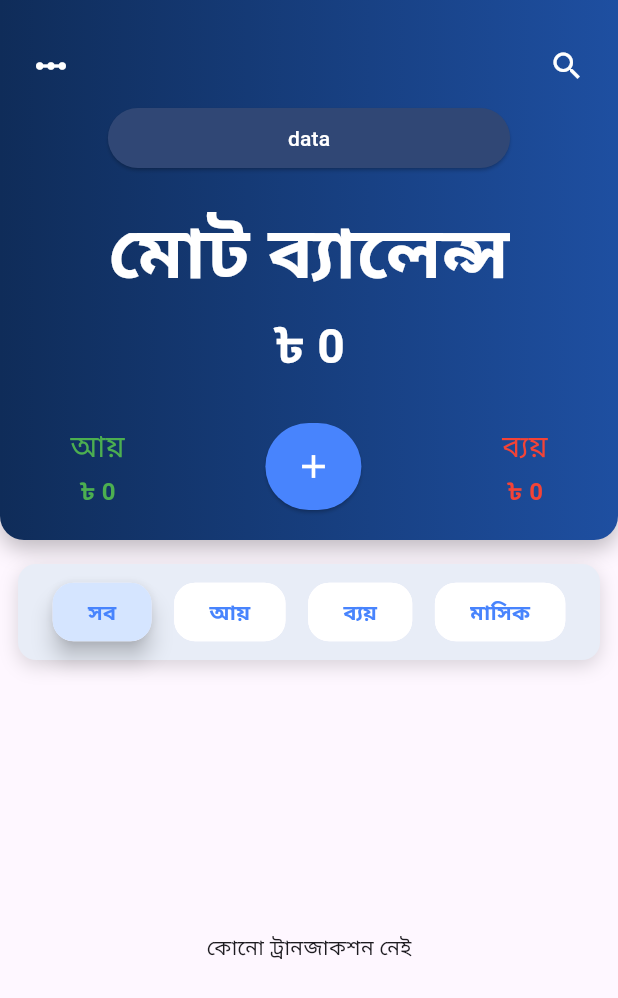
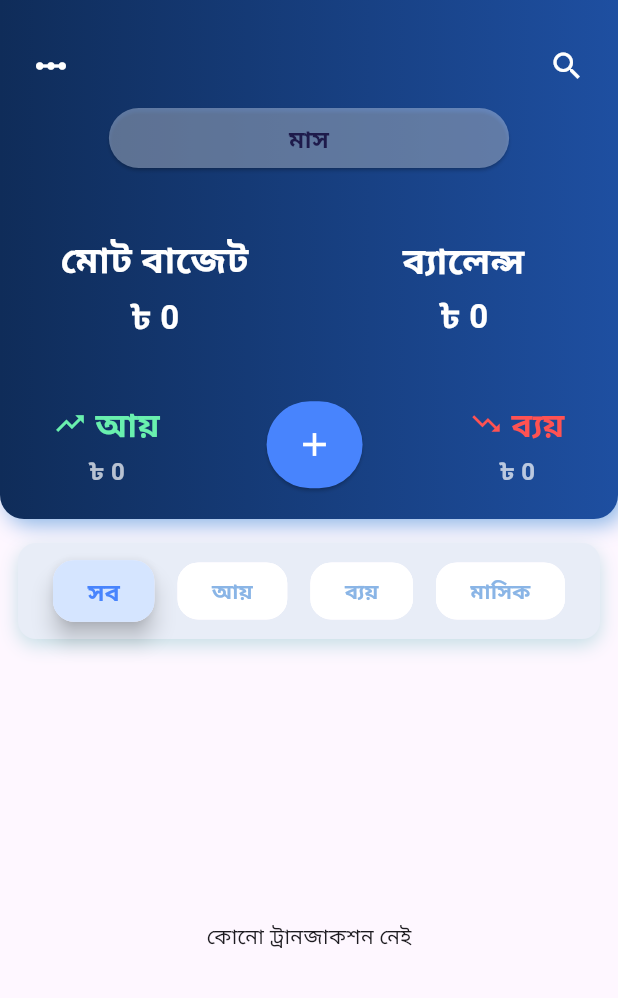
Before and after one commit to mir666/ay_bay, a Flutter app: the HomeScreen screen opened by its route, on a phone screen of 412 x 824 dp. Shown: the top 998 px of the screen. Run offline on Flutter 3.47's test engine with Material 3 defaults, Android fonts, the phone set to English and light mode, and no system bars; our stand-ins replace cloud_firestore, firebase_auth, firebase_core, flutter_svg, get; accounts and stored records are empty; network calls fail.

Commit message:
new add new

```diff
--- a/lib/app/app_colors.dart
+++ b/lib/app/app_colors.dart
@@ -11,8 +11,8 @@ class AppColors{
   static const Color pinParagraphTextColor = Color(0xFFBCBCBC);
   static const Color ayTextColor = Color(0xFF5DE59D);
   static const Color bayTextColor = Color(0xFFFA2D2D);
-  static const Color ayCardColor = Color(0xFFF2FDF7);
-  static const Color bayCardColor = Color(0xFFFFF4F4);
+  static const Color ayCardColor = Color(0xFFDAE0DC);
+  static const Color bayCardColor = Color(0xFFEFD3D9);
   static const Color ayIncrementAmountColor = Color(0xFF2ABF6F);
   static const Color bayDecrementAmountColor = Color(0xFFFF4646);
   static const Color categoryTitleColor = Color(0xFF4884FD);
@@ -20,5 +20,9 @@ class AppColors{
   static const Color monthCardBgColor = Color(0xFFE9EEF8);
   static const Color addButtonColor = Color(0xFF4884FD);
   static const Color monthAddButtonColor = Color(0xFF304775);
+  static const Color categoryShadowColor = Color(0xFFC4DEE5);
+  static const Color categoryButtonShadowColor = Color(0xFF44DEE5);
+  static const Color unSelectedColor = Color(0xFF8AB5E6);
+  static const Color bannerShadowColor = Color(0xFF8AB5E6);
 
 }
--- a/lib/features/home/controllers/home_controller.dart
+++ b/lib/features/home/controllers/home_controller.dart
@@ -21,8 +21,11 @@ class HomeController extends GetxController {
   RxDouble income = 0.0.obs;
   RxDouble expense = 0.0.obs;
   RxDouble balance = 0.0.obs;
+  RxDouble totalBalance = 0.0.obs;
+  final RxString selectedMonth = ''.obs;
 
   String? get uid => _auth.currentUser?.uid;
+
 
   @override
   void onInit() {
@@ -139,12 +142,18 @@ class HomeController extends GetxController {
         'createdAt': Timestamp.now(),
       });
 
+      // 🔥 UI state update
+      selectedMonth.value = monthName;
+      totalBalance.value = openingBalance;
+      balance.value = openingBalance;
+
       Get.back();
       Get.snackbar('Success', 'মাস যোগ হয়েছে');
     } catch (e) {
       Get.snackbar('Error', e.toString());
     }
   }
+
 
   /// ✏️ Edit Transaction
   void editTransaction(TransactionModel trx) {
--- a/lib/features/home/ui/screens/add_month_screen.dart
+++ b/lib/features/home/ui/screens/add_month_screen.dart
@@ -33,7 +33,7 @@ class _AddMonthScreenState extends State<AddMonthScreen> {
               keyboardType: TextInputType.number,
               decoration: const InputDecoration(labelText: 'মোট টাকা'),
             ),
-            const SizedBox(height: 10),
+            const SizedBox(height: 16),
             InkWell(
               onTap: () async {
                 selectedDate = await showDatePicker(
@@ -56,16 +56,21 @@ class _AddMonthScreenState extends State<AddMonthScreen> {
                 ),
               ),
             ),
-            const SizedBox(height: 20),
+            const SizedBox(height: 40),
             ElevatedButton(
               onPressed: () {
+                if (amountCtrl.text.isEmpty || selectedDate == null) {
+                  Get.snackbar('Error', 'সব ফিল্ড পূরণ করুন');
+                  return;
+                }
+
                 controller.addMonth(
-                  monthDate: DateTime(2025, 1),
-                  openingBalance: 5000,
+                  monthDate: selectedDate!,
+                  openingBalance: double.parse(amountCtrl.text),
                 );
+              },
 
-              },
-              child: const Text('যোগ করুন'),
+              child: Text('যোগ করুন', style: TextStyle(color: Colors.white,fontSize: 18,fontWeight: FontWeight.w600),),
             )
           ],
         ),
--- a/lib/features/home/ui/screens/home_screen.dart
+++ b/lib/features/home/ui/screens/home_screen.dart
@@ -28,7 +28,7 @@ class HomeScreen extends StatelessWidget {
               borderRadius: BorderRadius.circular(12),
               boxShadow: [
                 BoxShadow(
-                  color: Colors.black.withOpacity(0.15),
+                  color: AppColors.categoryShadowColor,
                   blurRadius: 10,
                   offset: const Offset(0, 4),
                 ),
@@ -61,12 +61,12 @@ class HomeScreen extends StatelessWidget {
 
                   return Card(
                     color: isIncome
-                        ? Colors.green.withOpacity(0.12)
-                        : Colors.red.withOpacity(0.12),
-                    elevation: 4,
-                    // ✅ shadow strength
+                        ? AppColors.ayCardColor
+                        : AppColors.bayCardColor,
+                    elevation: 6,
+
                     shadowColor: Colors.black26,
-                    // ✅ soft shadow
+
                     shape: RoundedRectangleBorder(
                       borderRadius: BorderRadius.circular(12),
                     ),
@@ -82,7 +82,6 @@ class HomeScreen extends StatelessWidget {
                       ),
                       trailing: Row(
                         mainAxisSize: MainAxisSize.min,
-                        // এখানে সবচেয়ে গুরুত্বপূর্ণ
                         children: [
                           Text(
                             '${isIncome ? '+' : '-'} ৳ ${trx.amount}',
@@ -105,11 +104,11 @@ class HomeScreen extends StatelessWidget {
                               child: const Icon(
                                 Icons.edit_note,
                                 color: Colors.blue,
-                                size: 20,
+                                size: 22,
                               ),
                             ),
                           ),
-                          const SizedBox(width: 6),
+                          const SizedBox(width: 14),
                           InkWell(
                             onTap: () => controller.deleteTransaction(trx.id),
                             borderRadius: BorderRadius.circular(8),
@@ -122,7 +121,7 @@ class HomeScreen extends StatelessWidget {
                               child: const Icon(
                                 Icons.delete_outline,
                                 color: Colors.red,
-                                size: 20,
+                                size: 22,
                               ),
                             ),
                           ),
@@ -151,8 +150,9 @@ class HomeScreen extends StatelessWidget {
         label: Text(
           text,
           style: TextStyle(
-            fontWeight: FontWeight.bold, // ফন্ট মোটা
-            color: isSelected ? AppColors.addButtonColor : AppColors.addButtonColor,
+            fontWeight: FontWeight.bold,
+            color: isSelected ? AppColors.addButtonColor : AppColors.unSelectedColor,
+            fontSize: isSelected ? 16 : 14,
           ),
         ),
         selected: isSelected,
@@ -160,7 +160,6 @@ class HomeScreen extends StatelessWidget {
 
         // 🔥 Selected & Unselected Color
         selectedColor: AppColors.categoryTitleBgColor,
-        // সিলেক্ট হলে কালারফুল
         backgroundColor: Colors.white,
 
         // 🔥 Border
@@ -168,7 +167,7 @@ class HomeScreen extends StatelessWidget {
           borderRadius: BorderRadius.circular(14),
           side: BorderSide(
             color: isSelected ? AppColors.categoryTitleBgColor : Colors.white,
-            width: 1.5,
+            width: 1,
           ),
         ),
         showCheckmark: false,
@@ -180,7 +179,7 @@ class HomeScreen extends StatelessWidget {
         ),
 
         // 🔥 Shadow
-        elevation: isSelected ? 6 : 2,
+        elevation: isSelected ? 6 : 6,
         pressElevation: 8,
       );
     });
--- a/lib/features/home/widget/balance_card.dart
+++ b/lib/features/home/widget/balance_card.dart
@@ -25,9 +25,9 @@ class BalanceCard extends StatelessWidget {
           ),
           boxShadow: [
             BoxShadow(
-              color: Colors.black.withOpacity(0.25),
+              color: AppColors.bannerShadowColor,
               blurRadius: 12,
-              offset: const Offset(0, 6), // নিচে shadow
+              offset: const Offset(4, 4), // নিচে shadow
             ),
           ],
         ),
@@ -50,21 +50,32 @@ class BalanceCard extends StatelessWidget {
             ),
             ElevatedButton(
               style: ElevatedButton.styleFrom(
-                backgroundColor: AppColors.monthAddButtonColor,
+                backgroundColor: AppColors.categoryTitleBgColor.withOpacity(0.4),
                 padding: EdgeInsets.symmetric(horizontal: 120),
               ),
               onPressed: () {
                 Get.toNamed(AppRoutes.addMonth);
               },
-              child: Text('data', style: TextStyle(color: Colors.white)),
+              child: Obx(() => Text(
+                controller.selectedMonth.value.isEmpty
+                    ? 'মাস'
+                    : controller.selectedMonth.value,
+                style: const TextStyle(
+                  color: Color(0xFF1E1B4B),
+                  fontSize: 16,
+                  fontWeight: FontWeight.w600,
+                ),
+              )),
+
             ),
-            SizedBox(height: 16),
+            SizedBox(height: 40),
             Row(
               children: [
-                _item('মোট ব্যালেন্স', controller.balance.value),
+                _item('মোট বাজেট', controller.totalBalance.value),
+                _item('ব্যালেন্স', controller.balance.value),
               ],
             ),
-            SizedBox(height: 28),
+            SizedBox(height: 40),
             SummaryCard(),
           ],
         ),
@@ -80,7 +91,7 @@ class BalanceCard extends StatelessWidget {
             title,
             style: TextStyle(
               color: Colors.white,
-              fontSize: 48,
+              fontSize: 24,
               fontWeight: FontWeight.bold,
             ),
           ),
@@ -89,7 +100,7 @@ class BalanceCard extends StatelessWidget {
             '৳ ${value.toStringAsFixed(0)}',
             style: const TextStyle(
               color: Colors.white,
-              fontSize: 32,
+              fontSize: 22,
               fontWeight: FontWeight.bold,
             ),
           ),
--- a/lib/features/home/widget/summary_card.dart
+++ b/lib/features/home/widget/summary_card.dart
@@ -12,36 +12,127 @@ class SummaryCard extends StatelessWidget {
     final controller = Get.find<HomeController>();
 
     return Obx(() {
-      return Row(
+      /*return Row(
         mainAxisAlignment: MainAxisAlignment.spaceAround,
         children: [
-          _item('আয়', controller.income.value, Colors.green),
+          _item('আয়', controller.income.value, Colors.green, '📈'),
           ElevatedButton(
             style: ElevatedButton.styleFrom(
               backgroundColor: AppColors.addButtonColor,
-              padding: EdgeInsets.symmetric(vertical: 16)
+              padding: const EdgeInsets.symmetric(vertical: 16),
             ),
             onPressed: () {
               Get.to(() => AddTransactionScreen());
             },
-            child: Icon(Icons.add, size: 26,color: Colors.white,),
+            child: const Icon(Icons.add, size: 26, color: Colors.white),
           ),
-          _item('ব্যয়', controller.expense.value, Colors.red),
+          _item('ব্যয়', controller.expense.value, Colors.red, '📉'),
+        ],
+      );*/
+      return Row(
+        mainAxisAlignment: MainAxisAlignment.spaceAround,
+        children: [
+          _item(
+            'আয়',
+            controller.income.value,
+            Colors.greenAccent,
+            Icons.trending_up, // 📈 like icon
+          ),
+          ElevatedButton(
+            style: ElevatedButton.styleFrom(
+              backgroundColor: AppColors.addButtonColor,
+              padding: const EdgeInsets.symmetric(vertical: 16),
+            ),
+            onPressed: () {
+              Get.to(() => AddTransactionScreen());
+            },
+            child: const Icon(Icons.add, size: 26, color: Colors.white),
+          ),
+          _item(
+            'ব্যয়',
+            controller.expense.value,
+            Colors.redAccent,
+            Icons.trending_down, // 📉 like icon
+          ),
         ],
       );
+
     });
   }
-
-  Widget _item(String title, double value, Color color) {
+/*
+  Widget _item(String title, double value, Color color, String emoji) {
     return Column(
       children: [
-        Text(title, style: TextStyle(color: color, fontSize: 20)),
+        Row(
+          mainAxisSize: MainAxisSize.min,
+          children: [
+            Text(
+              emoji,
+              style: const TextStyle(fontSize: 22),
+            ),
+            const SizedBox(width: 6),
+            Text(
+              title,
+              style: TextStyle(
+                color: color,
+                fontSize: 20,
+                fontWeight: FontWeight.w600,
+              ),
+            ),
+          ],
+        ),
         const SizedBox(height: 4),
         Text(
           '৳ ${value.toStringAsFixed(0)}',
-          style: TextStyle(color: color,fontSize: 16, fontWeight: FontWeight.bold),
+          style: TextStyle(
+            color: color,
+            fontSize: 16,
+            fontWeight: FontWeight.bold,
+          ),
+        ),
+      ],
+    );
+  }*/
+
+  Widget _item(
+      String title,
+      double value,
+      Color color,
+      IconData icon,
+      ) {
+    return Column(
+      children: [
+        Row(
+          mainAxisSize: MainAxisSize.min,
+          children: [
+            Icon(
+              icon,
+              color: color,
+              size: 22,
+            ),
+            const SizedBox(width: 6),
+            Text(
+              title,
+              style: TextStyle(
+                color: color,
+                fontSize: 22,
+                fontWeight: FontWeight.w600,
+              ),
+            ),
+          ],
+        ),
+        const SizedBox(height: 4),
+        Text(
+          '৳ ${value.toStringAsFixed(0)}',
+          style: const TextStyle(
+            color: Colors.white70,
+            fontSize: 16,
+            fontWeight: FontWeight.bold,
+          ),
         ),
       ],
     );
   }
+
+
 }
```
